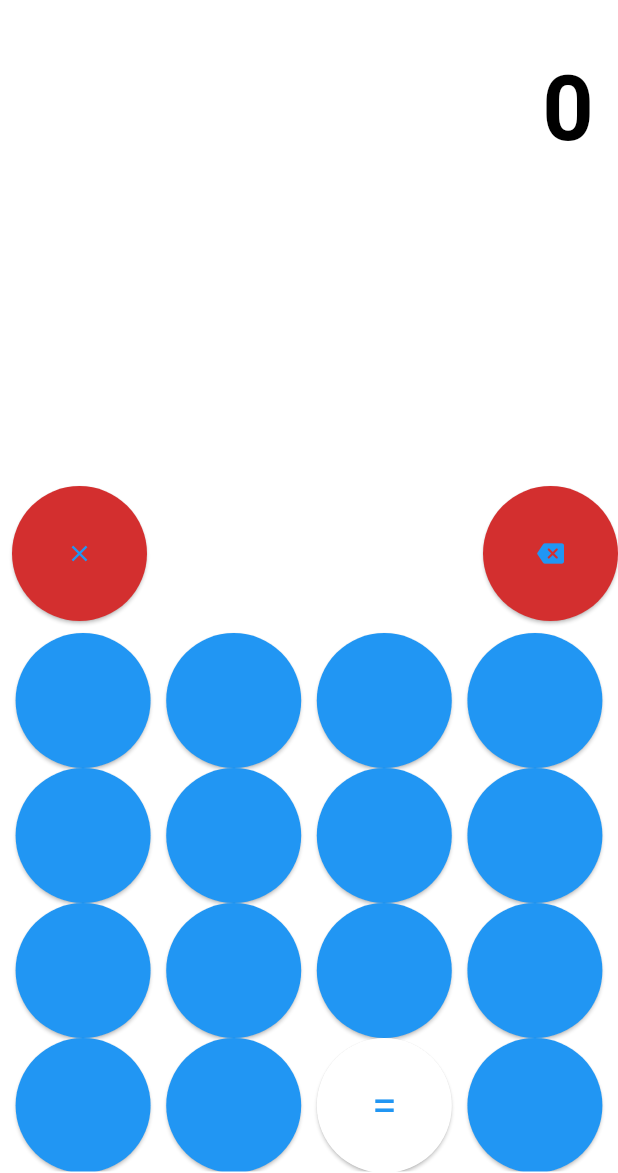
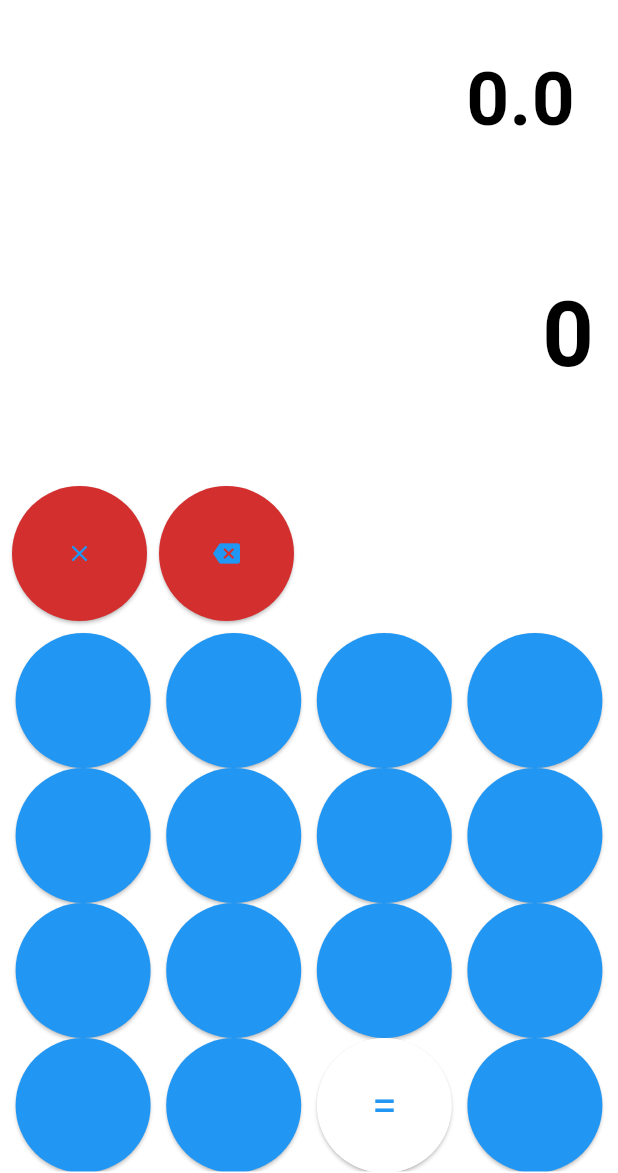
Before and after one commit to ChromaBeast/Flutter-Calculator-Dynamic, a Flutter app: the screen it shows after launch, on a phone screen of 412 x 824 dp, the part 63-1236 px from its top. Run offline on Flutter 3.47's test engine with Material 2 defaults, Android fonts, the phone set to English and light mode, and no system bars; drawn by our look-alikes of dynamic_color.

Commit message:
Update main.dart

```diff
--- a/lib/main.dart
+++ b/lib/main.dart
@@ -77,7 +77,7 @@ class _CalculatorScreenState extends State<CalculatorScreen> {
         break;
     }
 
-    _output = _result.toString();
+    _output = _result.toStringAsFixed(3);
     _buffer = '';
     _operator = '';
   }
@@ -108,7 +108,7 @@ class _CalculatorScreenState extends State<CalculatorScreen> {
     if (_buffer.isNotEmpty && _operator.isNotEmpty) {
       _calculate();
       _buffer = _output; // Update _buffer to hold the final result
-      _output = _result.toString(); // Update _output to show the final result
+      _output = _result.toStringAsFixed(3); // Update _output to show the final result
       _updateScreen(_output);
     }
   }
@@ -143,6 +143,17 @@ class _CalculatorScreenState extends State<CalculatorScreen> {
             child: Container(
               padding: const EdgeInsets.all(16.0),
               alignment: Alignment.topRight,
+              child: Text('$_result $_operator',
+                  style: const TextStyle(
+                    fontSize: 50.0,
+                    fontWeight: FontWeight.bold,
+                  )),
+            ),
+          ),
+          Expanded(
+            child: Container(
+              padding: const EdgeInsets.all(16.0),
+              alignment: Alignment.topRight,
               child: Text(_output,
                   style: const TextStyle(
                     fontSize: 60.0,
@@ -154,7 +165,8 @@ class _CalculatorScreenState extends State<CalculatorScreen> {
             height: 0,
           ),
           Row(
-            mainAxisAlignment: MainAxisAlignment.spaceBetween,
+            mainAxisAlignment: MainAxisAlignment.start,
+
             children: [
               _buildClearButton(),
               _buildBackspaceButton(),
```
